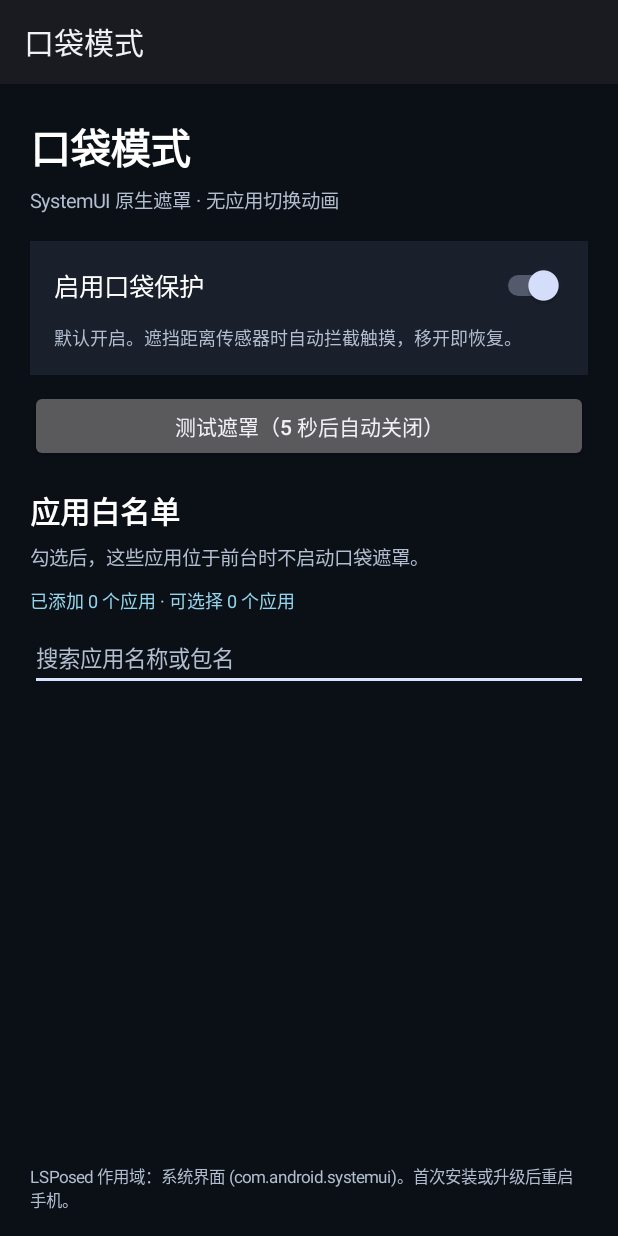
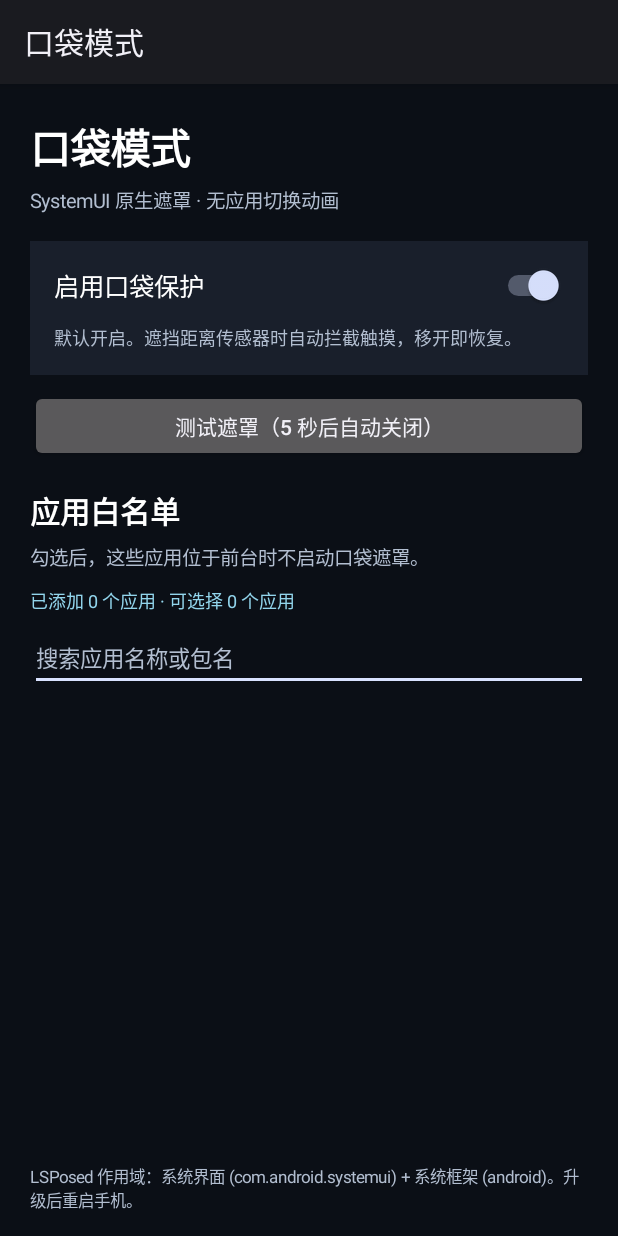
Before and after one commit to Sol1tudeRain/PocketMode, an Android app: the screen it shows after launch (MainActivity), on a phone screen of 412 x 824 dp. Run offline under Robolectric (Android 15) with nearby library versions, the phone set to English and light mode, and no system bars.

Commit message:
Adapt settings UI insets for Android 15+ target SDK and show required LSPosed scopes

```diff
--- a/app/src/main/java/org/pocketguard/lsp/MainActivity.java
+++ b/app/src/main/java/org/pocketguard/lsp/MainActivity.java
@@ -8,6 +8,8 @@ import android.content.pm.ResolveInfo;
 import android.graphics.Color;
 import android.graphics.Typeface;
 import android.os.Bundle;
+import android.os.Build;
+import android.view.WindowInsets;
 import android.text.Editable;
 import android.text.TextWatcher;
 import android.view.Gravity;
@@ -79,6 +81,17 @@ public final class MainActivity extends Activity {
         root.setOrientation(LinearLayout.VERTICAL);
         root.setBackgroundColor(BG);
         root.setPadding(dp(20), dp(22), dp(20), dp(12));
+        // Target SDK 35 applies edge-to-edge on modern Android. Keep the
+        // settings switch and whitelist out of status/navigation bar regions.
+        if (Build.VERSION.SDK_INT >= 30) {
+            root.setOnApplyWindowInsetsListener((view, insets) -> {
+                android.graphics.Insets bars = insets.getInsets(
+                        WindowInsets.Type.systemBars() | WindowInsets.Type.displayCutout());
+                view.setPadding(dp(20) + bars.left, dp(22) + bars.top,
+                        dp(20) + bars.right, dp(12) + bars.bottom);
+                return insets;
+            });
+        }
         setContentView(root);
 
         TextView heading = text("口袋模式", 27, TEXT, true);
@@ -160,7 +173,7 @@ public final class MainActivity extends Activity {
         listLp.topMargin = dp(6);
         root.addView(list, listLp);
 
-        TextView footer = text("LSPosed 作用域：系统界面 (com.android.systemui)。首次安装或升级后重启手机。", 11, MUTED, false);
+        TextView footer = text("LSPosed 作用域：系统界面 (com.android.systemui) + 系统框架 (android)。升级后重启手机。", 11, MUTED, false);
         footer.setPadding(0, dp(9), 0, dp(4));
         root.addView(footer);
     }
```
